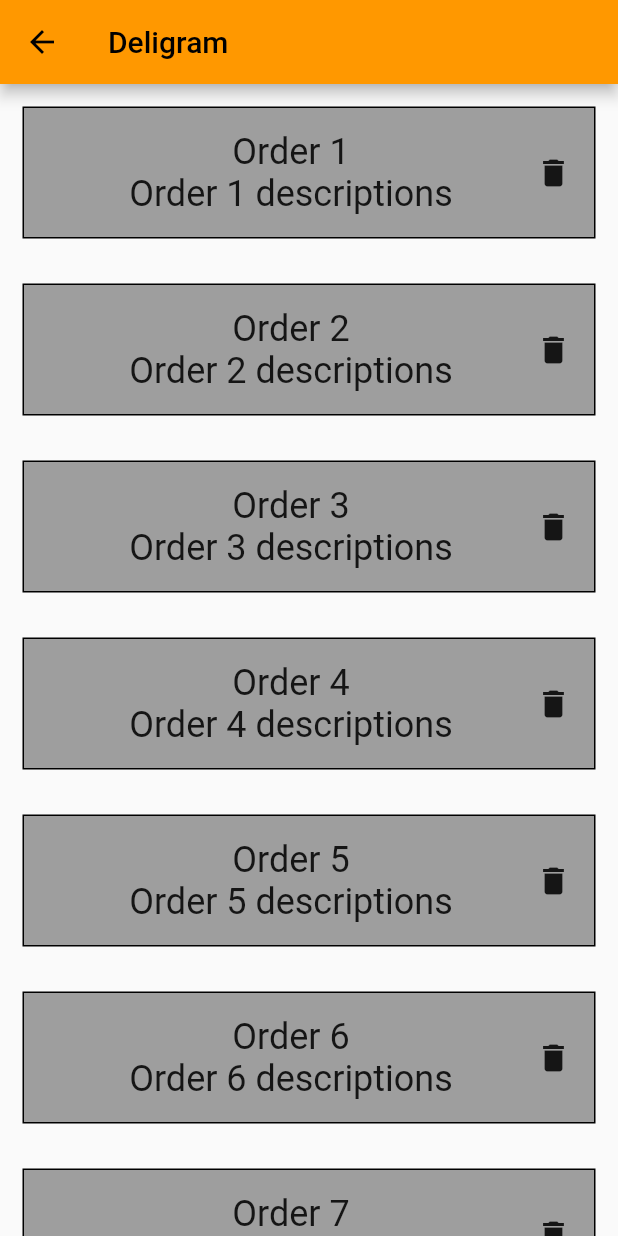
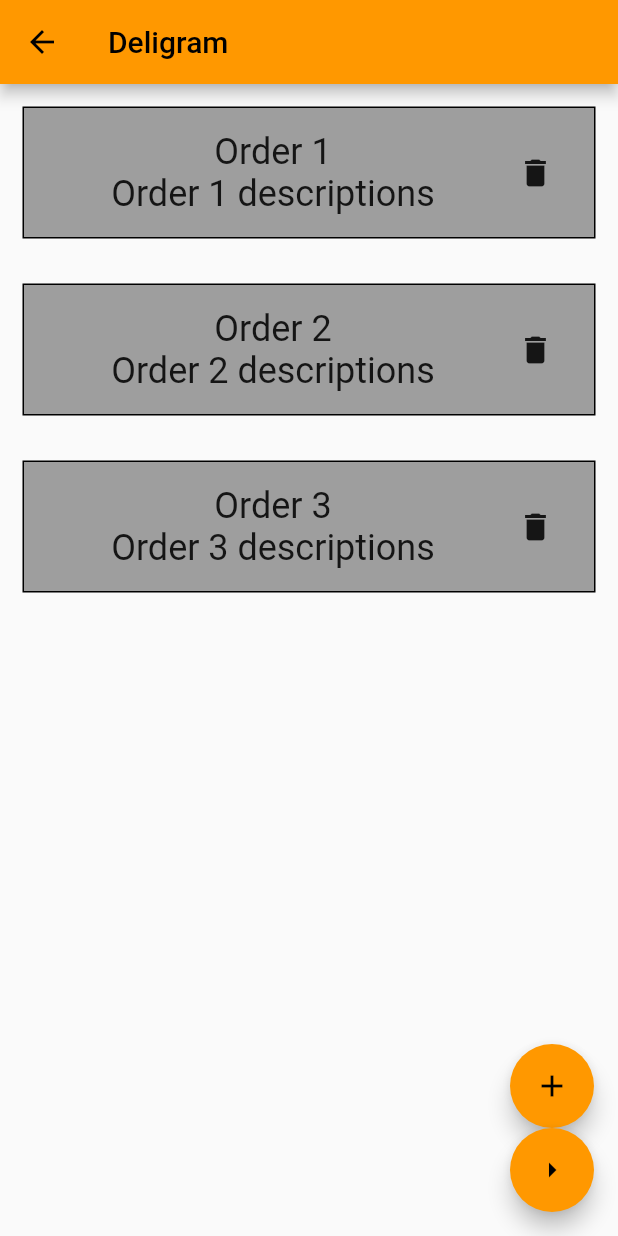
Before and after one commit to NadxiruL/flutter-mockup, a Flutter app: the HomeScreen screen opened directly, on a phone screen of 412 x 824 dp. Run offline on Flutter 3.47's test engine with Material 2 defaults, Android fonts, the phone set to English and light mode, and no system bars.

Commit message:
notifierProvider
using notifier provider add , delete task

```diff
--- a/lib/model/task.model.dart
+++ b/lib/model/task.model.dart
@@ -5,17 +5,8 @@ class Task {
   Task({required this.title, required this.descriptions});
 }
 
-List<Task> taskList = [
-  Task(title: 'Order 1', descriptions: 'Order 1 descriptions'),
-  Task(title: 'Order 2', descriptions: 'Order 2 descriptions'),
-  Task(title: 'Order 3', descriptions: 'Order 3 descriptions'),
-  Task(title: 'Order 4', descriptions: 'Order 4 descriptions'),
-  Task(title: 'Order 5', descriptions: 'Order 5 descriptions'),
-  Task(title: 'Order 6', descriptions: 'Order 6 descriptions'),
-  Task(title: 'Order 7', descriptions: 'Order 7 descriptions'),
-  Task(title: 'Order 8', descriptions: 'Order 8 descriptions'),
-  Task(title: 'Order 9', descriptions: 'Order 9 descriptions'),
-  Task(title: 'Order 10', descriptions: 'Order 10 descriptions'),
-  Task(title: 'Order 11', descriptions: 'Order 11 descriptions'),
-  Task(title: 'Order 12', descriptions: 'Order 12 descriptions'),
-];
+// List<Task> taskList = [
+//   Task(title: 'Order 1', descriptions: 'Order 1 descriptions'),
+//   Task(title: 'Order 2', descriptions: 'Order 2 descriptions'),
+//   Task(title: 'Order 3', descriptions: 'Order 3 descriptions'),
+// ];
--- /dev/null
+++ b/lib/model/todo-task.model.dart
@@ -0,0 +1,10 @@
+
+
+
+
+
+
+
+
+
+class Task {}
--- a/lib/screen/homescreen.dart
+++ b/lib/screen/homescreen.dart
@@ -1,30 +1,77 @@
 import 'package:commerce/model/task.model.dart';
+import 'package:commerce/providers/task-list-providers.dart';
+import 'package:commerce/screen/add-task-screen.dart';
 import 'package:flutter/material.dart';
+import 'package:provider/provider.dart';
 
 class HomeScreen extends StatelessWidget {
   const HomeScreen({Key? key}) : super(key: key);
 
   @override
   Widget build(BuildContext context) {
+    return ChangeNotifierProvider<TaskListProvider>(
+      create: (BuildContext context) => TaskListProvider(),
+      child: Builder(
+        builder: (context) {
           return Scaffold(
             appBar: AppBar(
               // ignore: prefer_const_constructors
               title: Text('Deligram'),
             ),
-        body: ListView(
+            body: Consumer<TaskListProvider>(
+              builder: (BuildContext context, taskListProvider, child) {
+                final taskList = taskListProvider.taskList;
+                return ListView(
                   // crossAxisAlignment: CrossAxisAlignment.stretch,
                   children: List.generate(
                     taskList.length,
-                (index) => TaskContainer(
-                      task: taskList[index],
-                    ))));
+                    (i) {
+                      return TaskContainer(
+                        task: taskList[i],
+                        index: i,
+                      );
+                    },
+                  ),
+                );
+              },
+            ),
+            floatingActionButton:
+                Column(mainAxisSize: MainAxisSize.min, children: [
+              FloatingActionButton(
+                onPressed: () {
+                  final taskListProvider =
+                      Provider.of<TaskListProvider>(context, listen: false);
+                  final taskList = taskListProvider.taskList;
+                  final newTask = Task(
+                      title: 'Task ${taskList.length + 1} ',
+                      descriptions: 'Task ${taskList.length + 1} Descriptions');
+                  taskListProvider.addTask(newTask);
+                },
+                child: Icon(Icons.add),
+              ),
+              FloatingActionButton(
+                onPressed: () {
+                  Navigator.push(
+                      context,
+                      MaterialPageRoute(
+                        builder: (context) => AddTask(),
+                      ));
+                },
+                child: Icon(Icons.arrow_right),
+              ),
+            ]),
+          );
+        },
+      ),
+    );
   }
 }
 
 class TaskContainer extends StatelessWidget {
   final Task task;
+  final int index;
 
-  const TaskContainer({required this.task});
+  const TaskContainer({required this.task, required this.index});
 
   @override
   Widget build(BuildContext context) {
@@ -53,10 +100,41 @@ class TaskContainer extends StatelessWidget {
                 ],
               ),
             ),
-            Icon(Icons.delete)
+            Material(
+              color: Colors.transparent,
+              child: IconButton(
+                icon: Icon(Icons.delete),
+                onPressed: () {
+                  final taskListProvider =
+                      Provider.of<TaskListProvider>(context, listen: false);
+                  taskListProvider.deleteTask(index);
+                  //final taskList = taskListProvider.taskList;
+                  // taskList.removeAt(index);
+                  // taskListProvider.update();
+                },
+              ),
+            ),
           ],
         ),
       ),
     );
   }
 }
+
+// class CustomText extends InheritedWidget {
+//   final Widget child;
+//   final String text;
+
+//   const CustomText({
+//     required this.child,
+//     required this.text,
+//   }) : super(child: child);
+
+//   @override
+//   bool updateShouldNotify(CustomText oldWidget) {
+//     if (oldWidget.text != text)
+//       return true;
+//     else
+//       return false;
+//   }
+// }
--- a/pubspec.yaml
+++ b/pubspec.yaml
@@ -35,6 +35,7 @@ dependencies:
   # Use with the CupertinoIcons class for iOS style icons.
   cupertino_icons: ^1.0.2
   http: ^0.13.4
+  provider: ^6.0.2
 
 dev_dependencies:
   flutter_test:
```
Also changed, not shown: lib/main.dart (+15 -6 lines), lib/model/student.model.dart (added, +20 -0 lines), lib/providers/task-list-providers.dart (added, +24 -0 lines), lib/screen/add-task-screen.dart (added, +49 -0 lines), lib/screen/landing-page-screen.dart (added, +17 -0 lines), lib/screen/studentscreen.dart (added, +83 -0 lines), lib/screen/test.screen.dart (+4 -3 lines), pubspec.lock, 7 other files. Lines whose indentation alone changed are shown as unchanged.
